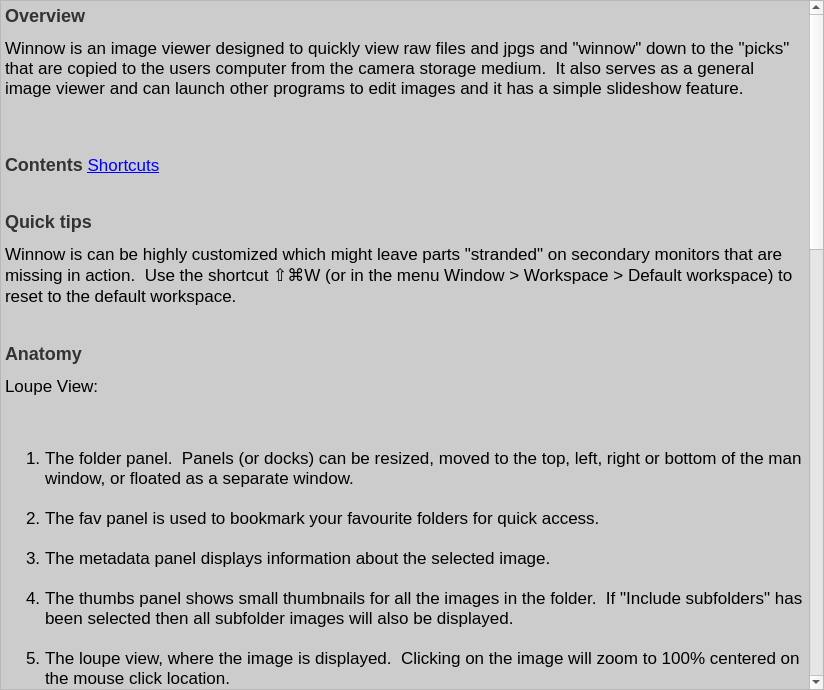
Above: helpform.ui from towhee/Winnow64 before the change. Below: the same form after it.
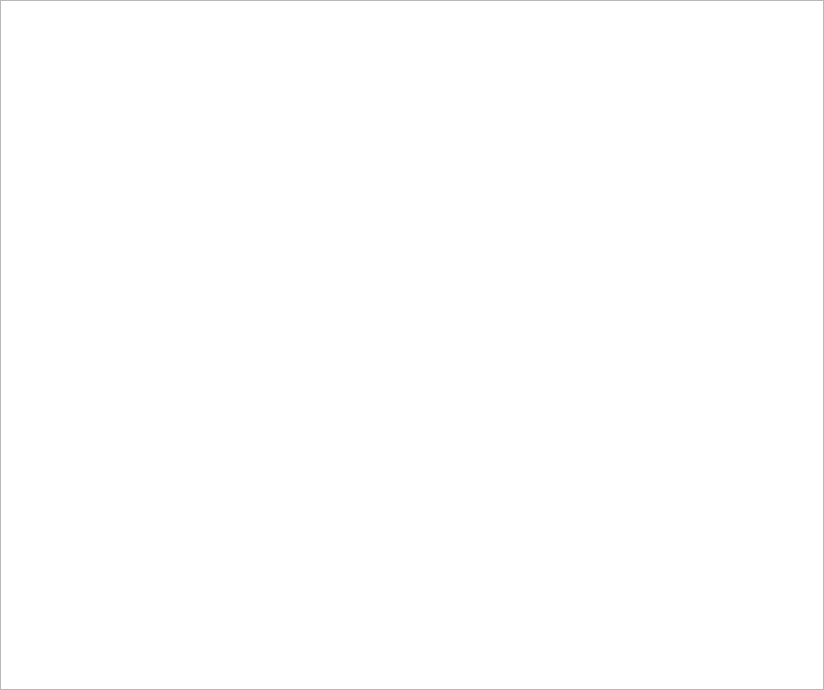
That is the form after the change. Icons and pictures are not drawn.

```diff
--- a/helpform.ui
+++ b/helpform.ui
@@ -16,6 +16,9 @@
   <property name="windowTitle">
    <string>Winnow help</string>
   </property>
+  <property name="styleSheet">
+   <string notr="true">font-size: 14px;</string>
+  </property>
   <layout class="QGridLayout" name="gridLayout">
    <property name="leftMargin">
     <number>0</number>
@@ -33,310 +36,6 @@
     <layout class="QVBoxLayout" name="verticalLayout">
      <item>
       <widget class="QTextBrowser" name="textBrowser">
-       <property name="sizePolicy">
-        <sizepolicy hsizetype="Expanding" vsizetype="Expanding">
-         <horstretch>0</horstretch>
-         <verstretch>0</verstretch>
-        </sizepolicy>
-       </property>
-       <property name="html">
-        <string>&lt;!DOCTYPE HTML PUBLIC &quot;-//W3C//DTD HTML 4.0//EN&quot; &quot;http://www.w3.org/TR/REC-html40/strict.dtd&quot;&gt;
-&lt;html&gt;&lt;head&gt;&lt;meta name=&quot;qrichtext&quot; content=&quot;1&quot; /&gt;&lt;title&gt;Winnow help&lt;/title&gt;&lt;style type=&quot;text/css&quot;&gt;
-p, li { white-space: pre-wrap; }
-&lt;/style&gt;&lt;/head&gt;&lt;body style=&quot; font-family:'.SF NS Text'; font-size:13pt; font-weight:400; font-style:normal;&quot; bgcolor=&quot;#cccccc&quot;&gt;
-&lt;p style=&quot; margin-top:16px; margin-bottom:12px; margin-left:0px; margin-right:0px; -qt-block-indent:0; text-indent:0px;&quot;&gt;&lt;span style=&quot; font-size:x-large; font-weight:600; color:#333333;&quot;&gt;Overview&lt;/span&gt;&lt;/p&gt;
-&lt;p style=&quot; margin-top:0px; margin-bottom:0px; margin-left:0px; margin-right:0px; -qt-block-indent:0; text-indent:0px;&quot;&gt;Winnow is an image viewer designed to quickly view raw files and jpgs and &amp;quot;winnow&amp;quot; down to the &amp;quot;picks&amp;quot; that are copied to the users computer from the camera storage medium.  It also serves as a general image viewer and can launch other programs to edit images and it has a simple slideshow feature.&lt;br /&gt;&lt;br /&gt;&lt;/p&gt;
-&lt;p style=&quot; margin-top:16px; margin-bottom:12px; margin-left:0px; margin-right:0px; -qt-block-indent:0; text-indent:0px;&quot;&gt;&lt;span style=&quot; font-size:x-large; font-weight:600; color:#333333;&quot;&gt;Contents&lt;/span&gt; &lt;a href=&quot;#Shortcuts&quot;&gt;&lt;span style=&quot; text-decoration: underline; color:#0000ff;&quot;&gt;Shortcuts&lt;/span&gt;&lt;/a&gt;&lt;br /&gt;&lt;/p&gt;
-&lt;p style=&quot; margin-top:16px; margin-bottom:12px; margin-left:0px; margin-right:0px; -qt-block-indent:0; text-indent:0px;&quot;&gt;&lt;span style=&quot; font-size:x-large; font-weight:600; color:#333333;&quot;&gt;Quick tips&lt;/span&gt;&lt;/p&gt;
-&lt;p style=&quot; margin-top:0px; margin-bottom:0px; margin-left:0px; margin-right:0px; -qt-block-indent:0; text-indent:0px;&quot;&gt;Winnow is can be highly customized which might leave parts &amp;quot;stranded&amp;quot; on secondary monitors that are missing in action.  Use the shortcut ⇧⌘W (or in the menu Window &amp;gt; Workspace &amp;gt; Default workspace) to reset to the default workspace.&lt;br /&gt;&lt;/p&gt;
-&lt;p style=&quot; margin-top:16px; margin-bottom:12px; margin-left:0px; margin-right:0px; -qt-block-indent:0; text-indent:0px;&quot;&gt;&lt;span style=&quot; font-size:x-large; font-weight:600; color:#333333;&quot;&gt;Anatomy&lt;/span&gt;&lt;/p&gt;
-&lt;p style=&quot; margin-top:0px; margin-bottom:0px; margin-left:0px; margin-right:0px; -qt-block-indent:0; text-indent:0px;&quot;&gt;Loupe View:&lt;br /&gt;&lt;img src=&quot;../images/Winnow%20Loupe%20View.png&quot; width=&quot;800&quot; height=&quot;549&quot; /&gt;&lt;br /&gt;&lt;/p&gt;
-&lt;ol style=&quot;margin-top: 0px; margin-bottom: 0px; margin-left: 0px; margin-right: 0px; -qt-list-indent: 1;&quot;&gt;&lt;li style=&quot; margin-top:12px; margin-bottom:0px; margin-left:0px; margin-right:0px; -qt-block-indent:0; text-indent:0px;&quot;&gt;The folder panel.  Panels (or docks) can be resized, moved to the top, left, right or bottom of the man window, or floated as a separate window.&lt;br /&gt;&lt;/li&gt;
-&lt;li style=&quot; margin-top:0px; margin-bottom:0px; margin-left:0px; margin-right:0px; -qt-block-indent:0; text-indent:0px;&quot;&gt;The fav panel is used to bookmark your favourite folders for quick access.&lt;br /&gt;&lt;/li&gt;
-&lt;li style=&quot; margin-top:0px; margin-bottom:0px; margin-left:0px; margin-right:0px; -qt-block-indent:0; text-indent:0px;&quot;&gt;The metadata panel displays information about the selected image.&lt;br /&gt;&lt;/li&gt;
-&lt;li style=&quot; margin-top:0px; margin-bottom:0px; margin-left:0px; margin-right:0px; -qt-block-indent:0; text-indent:0px;&quot;&gt;The thumbs panel shows small thumbnails for all the images in the folder.  If &amp;quot;Include subfolders&amp;quot; has been selected then all subfolder images will also be displayed.&lt;br /&gt;&lt;/li&gt;
-&lt;li style=&quot; margin-top:0px; margin-bottom:0px; margin-left:0px; margin-right:0px; -qt-block-indent:0; text-indent:0px;&quot;&gt;The loupe view, where the image is displayed.  Clicking on the image will zoom to 100% centered on the mouse click location.&lt;br /&gt;&lt;/li&gt;
-&lt;li style=&quot; margin-top:0px; margin-bottom:0px; margin-left:0px; margin-right:0px; -qt-block-indent:0; text-indent:0px;&quot;&gt;The shooting information can be toggled via the shortcut &amp;quot;I&amp;quot;.&lt;br /&gt;&lt;/li&gt;
-&lt;li style=&quot; margin-top:0px; margin-bottom:0px; margin-left:0px; margin-right:0px; -qt-block-indent:0; text-indent:0px;&quot;&gt;The thumbs up icon shows this image has been picked.  The list of images can be filtered to only show picks and only the picks are copied when &amp;quot;Ingest / Copy&amp;quot; is chosen.&lt;br /&gt;&lt;/li&gt;
-&lt;li style=&quot; margin-top:0px; margin-bottom:0px; margin-left:0px; margin-right:0px; -qt-block-indent:0; text-indent:0px;&quot;&gt;This image is the current selected (white border) and has also been picked (green border).&lt;br /&gt;&lt;/li&gt;
-&lt;li style=&quot; margin-top:0px; margin-bottom:0px; margin-left:0px; margin-right:0px; -qt-block-indent:0; text-indent:0px;&quot;&gt;This is the image cache status display.  The entire bar represents all the images in the thumb list.  The green part shows the images that have been cached and the tiny red bar shows where the current selection is situated.  Cached images display much faster.&lt;br /&gt;&lt;/li&gt;
-&lt;li style=&quot; margin-top:0px; margin-bottom:12px; margin-left:0px; margin-right:0px; -qt-block-indent:0; text-indent:0px;&quot;&gt;The cache status buttons (metadata, thumbs and full size images respectively) turn green when caching is active.   &lt;/li&gt;&lt;/ol&gt;
-&lt;p style=&quot; margin-top:12px; margin-bottom:12px; margin-left:0px; margin-right:0px; -qt-block-indent:0; text-indent:0px;&quot;&gt;Grid View:    &lt;br /&gt;&lt;img src=&quot;../images/Winnow%20Grid%20View.png&quot; width=&quot;800&quot; height=&quot;549&quot; /&gt;&lt;br /&gt;&lt;/p&gt;
-&lt;p style=&quot; margin-top:12px; margin-bottom:12px; margin-left:0px; margin-right:0px; -qt-block-indent:0; text-indent:0px;&quot;&gt;&lt;a name=&quot;Shortcuts&quot;&gt;&lt;/a&gt;&lt;span style=&quot; font-size:medium; font-weight:600;&quot;&gt;S&lt;/span&gt;&lt;span style=&quot; font-size:medium; font-weight:600;&quot;&gt;hortcuts&lt;/span&gt; &lt;/p&gt;
-&lt;table border=&quot;0&quot; style=&quot; margin-top:0px; margin-bottom:0px; margin-left:0px; margin-right:0px;&quot; width=&quot;800&quot; cellspacing=&quot;0&quot; cellpadding=&quot;0&quot;&gt;
-&lt;tr&gt;
-&lt;td width=&quot;300&quot; style=&quot; vertical-align:top;&quot;&gt;
-&lt;p style=&quot; margin-top:0px; margin-bottom:0px; margin-left:0px; margin-right:0px; -qt-block-indent:0; text-indent:0px;&quot;&gt;File Actions&lt;br /&gt;&lt;/p&gt;&lt;/td&gt;
-&lt;td width=&quot;100&quot; style=&quot; vertical-align:top;&quot;&gt;
-&lt;p style=&quot; margin-top:0px; margin-bottom:0px; margin-left:0px; margin-right:0px; -qt-block-indent:0; text-indent:0px;&quot;&gt;&lt;br /&gt;&lt;/p&gt;&lt;/td&gt;
-&lt;td width=&quot;300&quot; style=&quot; vertical-align:top;&quot;&gt;
-&lt;p style=&quot; margin-top:0px; margin-bottom:0px; margin-left:0px; margin-right:0px; -qt-block-indent:0; text-indent:0px;&quot;&gt;View Actions&lt;br /&gt;&lt;/p&gt;&lt;/td&gt;
-&lt;td width=&quot;100&quot; style=&quot; vertical-align:top;&quot;&gt;
-&lt;p style=&quot; margin-top:0px; margin-bottom:0px; margin-left:0px; margin-right:0px; -qt-block-indent:0; text-indent:0px;&quot;&gt;&lt;br /&gt;&lt;/p&gt;&lt;/td&gt;&lt;/tr&gt;
-&lt;tr&gt;
-&lt;td style=&quot; vertical-align:top;&quot;&gt;
-&lt;p style=&quot; margin-top:0px; margin-bottom:0px; margin-left:0px; margin-right:0px; -qt-block-indent:0; text-indent:0px;&quot;&gt;&lt;span style=&quot; color:#666666;&quot;&gt;  Open a folder .................................................&lt;br /&gt;&lt;/span&gt;&lt;/p&gt;&lt;/td&gt;
-&lt;td style=&quot; vertical-align:top;&quot;&gt;
-&lt;p style=&quot; margin-top:0px; margin-bottom:0px; margin-left:0px; margin-right:0px; -qt-block-indent:0; text-indent:0px;&quot;&gt;&lt;span style=&quot; color:#3366ff;&quot;&gt;O&lt;br /&gt;&lt;/span&gt;&lt;/p&gt;&lt;/td&gt;
-&lt;td style=&quot; vertical-align:top;&quot;&gt;
-&lt;p style=&quot; margin-top:0px; margin-bottom:0px; margin-left:0px; margin-right:0px; -qt-block-indent:0; text-indent:0px;&quot;&gt;&lt;span style=&quot; color:#666666;&quot;&gt;  Loupe view ....................................................&lt;br /&gt;&lt;/span&gt;&lt;/p&gt;&lt;/td&gt;
-&lt;td style=&quot; vertical-align:top;&quot;&gt;
-&lt;p style=&quot; margin-top:0px; margin-bottom:0px; margin-left:0px; margin-right:0px; -qt-block-indent:0; text-indent:0px;&quot;&gt;&lt;span style=&quot; color:#3366ff;&quot;&gt;E&lt;br /&gt;&lt;/span&gt;&lt;/p&gt;&lt;/td&gt;&lt;/tr&gt;
-&lt;tr&gt;
-&lt;td style=&quot; vertical-align:top;&quot;&gt;
-&lt;p style=&quot; margin-top:0px; margin-bottom:0px; margin-left:0px; margin-right:0px; -qt-block-indent:0; text-indent:0px;&quot;&gt;&lt;span style=&quot; color:#666666;&quot;&gt;  Ingest/copy picks ...........................................&lt;br /&gt;&lt;/span&gt;&lt;/p&gt;&lt;/td&gt;
-&lt;td style=&quot; vertical-align:top;&quot;&gt;
-&lt;p style=&quot; margin-top:0px; margin-bottom:0px; margin-left:0px; margin-right:0px; -qt-block-indent:0; text-indent:0px;&quot;&gt;&lt;span style=&quot; color:#3366ff;&quot;&gt;Q&lt;br /&gt;&lt;/span&gt;&lt;/p&gt;&lt;/td&gt;
-&lt;td style=&quot; vertical-align:top;&quot;&gt;
-&lt;p style=&quot; margin-top:0px; margin-bottom:0px; margin-left:0px; margin-right:0px; -qt-block-indent:0; text-indent:0px;&quot;&gt;&lt;span style=&quot; color:#666666;&quot;&gt;  Grid view .......................................................&lt;br /&gt;&lt;/span&gt;&lt;/p&gt;&lt;/td&gt;
-&lt;td style=&quot; vertical-align:top;&quot;&gt;
-&lt;p style=&quot; margin-top:0px; margin-bottom:0px; margin-left:0px; margin-right:0px; -qt-block-indent:0; text-indent:0px;&quot;&gt;&lt;span style=&quot; color:#3366ff;&quot;&gt;G&lt;br /&gt;&lt;/span&gt;&lt;/p&gt;&lt;/td&gt;&lt;/tr&gt;
-&lt;tr&gt;
-&lt;td style=&quot; vertical-align:top;&quot;&gt;
-&lt;p style=&quot; margin-top:0px; margin-bottom:0px; margin-left:0px; margin-right:0px; -qt-block-indent:0; text-indent:0px;&quot;&gt;&lt;span style=&quot; color:#666666;&quot;&gt;  Toggle pick image ......................................... &lt;/span&gt;&lt;/p&gt;&lt;/td&gt;
-&lt;td style=&quot; vertical-align:top;&quot;&gt;
-&lt;p style=&quot; margin-top:0px; margin-bottom:0px; margin-left:0px; margin-right:0px; -qt-block-indent:0; text-indent:0px;&quot;&gt;&lt;span style=&quot; color:#3366ff;&quot;&gt;`&lt;/span&gt;&lt;br /&gt;&lt;/p&gt;&lt;/td&gt;
-&lt;td style=&quot; vertical-align:top;&quot;&gt;
-&lt;p style=&quot; margin-top:0px; margin-bottom:0px; margin-left:0px; margin-right:0px; -qt-block-indent:0; text-indent:0px;&quot;&gt;&lt;span style=&quot; color:#666666;&quot;&gt;  Compare view ................................................&lt;br /&gt;&lt;/span&gt;&lt;/p&gt;&lt;/td&gt;
-&lt;td style=&quot; vertical-align:top;&quot;&gt;
-&lt;p style=&quot; margin-top:0px; margin-bottom:0px; margin-left:0px; margin-right:0px; -qt-block-indent:0; text-indent:0px;&quot;&gt;&lt;span style=&quot; color:#3366ff;&quot;&gt;C&lt;br /&gt;&lt;/span&gt;&lt;/p&gt;&lt;/td&gt;&lt;/tr&gt;
-&lt;tr&gt;
-&lt;td style=&quot; vertical-align:top;&quot;&gt;
-&lt;p style=&quot; margin-top:0px; margin-bottom:0px; margin-left:0px; margin-right:0px; -qt-block-indent:0; text-indent:0px;&quot;&gt;  &lt;span style=&quot; color:#666666;&quot;&gt;Reveal in Explorer/Finder .............................&lt;/span&gt;&lt;br /&gt;&lt;/p&gt;&lt;/td&gt;
-&lt;td style=&quot; vertical-align:top;&quot;&gt;
-&lt;p style=&quot; margin-top:0px; margin-bottom:0px; margin-left:0px; margin-right:0px; -qt-block-indent:0; text-indent:0px;&quot;&gt;&lt;span style=&quot; color:#3366ff;&quot;&gt;⌘F&lt;/span&gt;&lt;br /&gt;&lt;/p&gt;&lt;/td&gt;
-&lt;td style=&quot; vertical-align:top;&quot;&gt;
-&lt;p style=&quot; margin-top:0px; margin-bottom:0px; margin-left:0px; margin-right:0px; -qt-block-indent:0; text-indent:0px;&quot;&gt;&lt;span style=&quot; color:#666666;&quot;&gt;  Show/hide shooting info ................................&lt;br /&gt;&lt;/span&gt;&lt;/p&gt;&lt;/td&gt;
-&lt;td style=&quot; vertical-align:top;&quot;&gt;
-&lt;p style=&quot; margin-top:0px; margin-bottom:0px; margin-left:0px; margin-right:0px; -qt-block-indent:0; text-indent:0px;&quot;&gt;&lt;span style=&quot; color:#3366ff;&quot;&gt;I&lt;br /&gt;&lt;/span&gt;&lt;/p&gt;&lt;/td&gt;&lt;/tr&gt;
-&lt;tr&gt;
-&lt;td style=&quot; vertical-align:top;&quot;&gt;
-&lt;p style=&quot; margin-top:0px; margin-bottom:0px; margin-left:0px; margin-right:0px; -qt-block-indent:0; text-indent:0px;&quot;&gt;&lt;br /&gt;&lt;/p&gt;&lt;/td&gt;
-&lt;td style=&quot; vertical-align:top;&quot;&gt;
-&lt;p style=&quot; margin-top:0px; margin-bottom:0px; margin-left:0px; margin-right:0px; -qt-block-indent:0; text-indent:0px;&quot;&gt;&lt;br /&gt;&lt;/p&gt;&lt;/td&gt;
-&lt;td style=&quot; vertical-align:top;&quot;&gt;
-&lt;p style=&quot; margin-top:0px; margin-bottom:0px; margin-left:0px; margin-right:0px; -qt-block-indent:0; text-indent:0px;&quot;&gt;  &lt;br /&gt;&lt;/p&gt;&lt;/td&gt;
-&lt;td style=&quot; vertical-align:top;&quot;&gt;
-&lt;p style=&quot; margin-top:0px; margin-bottom:0px; margin-left:0px; margin-right:0px; -qt-block-indent:0; text-indent:0px;&quot;&gt;&lt;br /&gt;&lt;/p&gt;&lt;/td&gt;&lt;/tr&gt;
-&lt;tr&gt;
-&lt;td style=&quot; vertical-align:top;&quot;&gt;
-&lt;p style=&quot; margin-top:0px; margin-bottom:0px; margin-left:0px; margin-right:0px; -qt-block-indent:0; text-indent:0px;&quot;&gt;&lt;br /&gt;&lt;/p&gt;&lt;/td&gt;
-&lt;td style=&quot; vertical-align:top;&quot;&gt;
-&lt;p style=&quot; margin-top:0px; margin-bottom:0px; margin-left:0px; margin-right:0px; -qt-block-indent:0; text-indent:0px;&quot;&gt;&lt;br /&gt;&lt;/p&gt;&lt;/td&gt;
-&lt;td style=&quot; vertical-align:top;&quot;&gt;
-&lt;p style=&quot; margin-top:0px; margin-bottom:0px; margin-left:0px; margin-right:0px; -qt-block-indent:0; text-indent:0px;&quot;&gt;&lt;br /&gt;&lt;/p&gt;&lt;/td&gt;
-&lt;td style=&quot; vertical-align:top;&quot;&gt;
-&lt;p style=&quot; margin-top:0px; margin-bottom:0px; margin-left:0px; margin-right:0px; -qt-block-indent:0; text-indent:0px;&quot;&gt;&lt;br /&gt;&lt;/p&gt;&lt;/td&gt;&lt;/tr&gt;
-&lt;tr&gt;
-&lt;td style=&quot; vertical-align:top;&quot;&gt;
-&lt;p style=&quot; margin-top:0px; margin-bottom:0px; margin-left:0px; margin-right:0px; -qt-block-indent:0; text-indent:0px;&quot;&gt;&lt;br /&gt;&lt;/p&gt;&lt;/td&gt;
-&lt;td style=&quot; vertical-align:top;&quot;&gt;
-&lt;p style=&quot; margin-top:0px; margin-bottom:0px; margin-left:0px; margin-right:0px; -qt-block-indent:0; text-indent:0px;&quot;&gt;&lt;br /&gt;&lt;/p&gt;&lt;/td&gt;
-&lt;td style=&quot; vertical-align:top;&quot;&gt;
-&lt;p style=&quot; margin-top:0px; margin-bottom:0px; margin-left:0px; margin-right:0px; -qt-block-indent:0; text-indent:0px;&quot;&gt;&lt;br /&gt;&lt;/p&gt;&lt;/td&gt;
-&lt;td style=&quot; vertical-align:top;&quot;&gt;
-&lt;p style=&quot; margin-top:0px; margin-bottom:0px; margin-left:0px; margin-right:0px; -qt-block-indent:0; text-indent:0px;&quot;&gt;&lt;br /&gt;&lt;/p&gt;&lt;/td&gt;&lt;/tr&gt;
-&lt;tr&gt;
-&lt;td style=&quot; vertical-align:top;&quot;&gt;
-&lt;p style=&quot; margin-top:0px; margin-bottom:0px; margin-left:0px; margin-right:0px; -qt-block-indent:0; text-indent:0px;&quot;&gt;&lt;br /&gt;&lt;/p&gt;&lt;/td&gt;
-&lt;td style=&quot; vertical-align:top;&quot;&gt;
-&lt;p style=&quot; margin-top:0px; margin-bottom:0px; margin-left:0px; margin-right:0px; -qt-block-indent:0; text-indent:0px;&quot;&gt;&lt;br /&gt;&lt;/p&gt;&lt;/td&gt;
-&lt;td style=&quot; vertical-align:top;&quot;&gt;
-&lt;p style=&quot; margin-top:0px; margin-bottom:0px; margin-left:0px; margin-right:0px; -qt-block-indent:0; text-indent:0px;&quot;&gt;&lt;br /&gt;&lt;/p&gt;&lt;/td&gt;
-&lt;td style=&quot; vertical-align:top;&quot;&gt;
-&lt;p style=&quot; margin-top:0px; margin-bottom:0px; margin-left:0px; margin-right:0px; -qt-block-indent:0; text-indent:0px;&quot;&gt;&lt;br /&gt;&lt;/p&gt;&lt;/td&gt;&lt;/tr&gt;
-&lt;tr&gt;
-&lt;td style=&quot; vertical-align:top;&quot;&gt;
-&lt;p style=&quot; margin-top:0px; margin-bottom:0px; margin-left:0px; margin-right:0px; -qt-block-indent:0; text-indent:0px;&quot;&gt;&lt;br /&gt;&lt;/p&gt;&lt;/td&gt;
-&lt;td style=&quot; vertical-align:top;&quot;&gt;
-&lt;p style=&quot; margin-top:0px; margin-bottom:0px; margin-left:0px; margin-right:0px; -qt-block-indent:0; text-indent:0px;&quot;&gt;&lt;br /&gt;&lt;/p&gt;&lt;/td&gt;
-&lt;td style=&quot; vertical-align:top;&quot;&gt;
-&lt;p style=&quot; margin-top:0px; margin-bottom:0px; margin-left:0px; margin-right:0px; -qt-block-indent:0; text-indent:0px;&quot;&gt;&lt;br /&gt;&lt;/p&gt;&lt;/td&gt;
-&lt;td style=&quot; vertical-align:top;&quot;&gt;
-&lt;p style=&quot; margin-top:0px; margin-bottom:0px; margin-left:0px; margin-right:0px; -qt-block-indent:0; text-indent:0px;&quot;&gt;&lt;br /&gt;&lt;/p&gt;&lt;/td&gt;&lt;/tr&gt;
-&lt;tr&gt;
-&lt;td style=&quot; vertical-align:top;&quot;&gt;
-&lt;p style=&quot; margin-top:0px; margin-bottom:0px; margin-left:0px; margin-right:0px; -qt-block-indent:0; text-indent:0px;&quot;&gt;&lt;br /&gt;&lt;/p&gt;&lt;/td&gt;
-&lt;td style=&quot; vertical-align:top;&quot;&gt;
-&lt;p style=&quot; margin-top:0px; margin-bottom:0px; margin-left:0px; margin-right:0px; -qt-block-indent:0; text-indent:0px;&quot;&gt;&lt;br /&gt;&lt;/p&gt;&lt;/td&gt;
-&lt;td style=&quot; vertical-align:top;&quot;&gt;
-&lt;p style=&quot; margin-top:0px; margin-bottom:0px; margin-left:0px; margin-right:0px; -qt-block-indent:0; text-indent:0px;&quot;&gt;&lt;br /&gt;&lt;/p&gt;&lt;/td&gt;
-&lt;td style=&quot; vertical-align:top;&quot;&gt;
-&lt;p style=&quot; margin-top:0px; margin-bottom:0px; margin-left:0px; margin-right:0px; -qt-block-indent:0; text-indent:0px;&quot;&gt;&lt;br /&gt;&lt;/p&gt;&lt;/td&gt;&lt;/tr&gt;
-&lt;tr&gt;
-&lt;td style=&quot; vertical-align:top;&quot;&gt;
-&lt;p style=&quot; margin-top:0px; margin-bottom:0px; margin-left:0px; margin-right:0px; -qt-block-indent:0; text-indent:0px;&quot;&gt;&lt;br /&gt;&lt;/p&gt;&lt;/td&gt;
-&lt;td style=&quot; vertical-align:top;&quot;&gt;
-&lt;p style=&quot; margin-top:0px; margin-bottom:0px; margin-left:0px; margin-right:0px; -qt-block-indent:0; text-indent:0px;&quot;&gt;&lt;br /&gt;&lt;/p&gt;&lt;/td&gt;
-&lt;td style=&quot; vertical-align:top;&quot;&gt;
-&lt;p style=&quot; margin-top:0px; margin-bottom:0px; margin-left:0px; margin-right:0px; -qt-block-indent:0; text-indent:0px;&quot;&gt;&lt;br /&gt;&lt;/p&gt;&lt;/td&gt;
-&lt;td style=&quot; vertical-align:top;&quot;&gt;
-&lt;p style=&quot; margin-top:0px; margin-bottom:0px; margin-left:0px; margin-right:0px; -qt-block-indent:0; text-indent:0px;&quot;&gt;&lt;br /&gt;&lt;/p&gt;&lt;/td&gt;&lt;/tr&gt;
-&lt;tr&gt;
-&lt;td style=&quot; vertical-align:top;&quot;&gt;
-&lt;p style=&quot; margin-top:0px; margin-bottom:0px; margin-left:0px; margin-right:0px; -qt-block-indent:0; text-indent:0px;&quot;&gt;&lt;br /&gt;&lt;/p&gt;&lt;/td&gt;
-&lt;td style=&quot; vertical-align:top;&quot;&gt;
-&lt;p style=&quot; margin-top:0px; margin-bottom:0px; margin-left:0px; margin-right:0px; -qt-block-indent:0; text-indent:0px;&quot;&gt;&lt;br /&gt;&lt;/p&gt;&lt;/td&gt;
-&lt;td style=&quot; vertical-align:top;&quot;&gt;
-&lt;p style=&quot; margin-top:0px; margin-bottom:0px; margin-left:0px; margin-right:0px; -qt-block-indent:0; text-indent:0px;&quot;&gt;&lt;br /&gt;&lt;/p&gt;&lt;/td&gt;
-&lt;td style=&quot; vertical-align:top;&quot;&gt;
-&lt;p style=&quot; margin-top:0px; margin-bottom:0px; margin-left:0px; margin-right:0px; -qt-block-indent:0; text-indent:0px;&quot;&gt;&lt;br /&gt;&lt;/p&gt;&lt;/td&gt;&lt;/tr&gt;
-&lt;tr&gt;
-&lt;td style=&quot; vertical-align:top;&quot;&gt;
-&lt;p style=&quot; margin-top:0px; margin-bottom:0px; margin-left:0px; margin-right:0px; -qt-block-indent:0; text-indent:0px;&quot;&gt;&lt;br /&gt;&lt;/p&gt;&lt;/td&gt;
-&lt;td style=&quot; vertical-align:top;&quot;&gt;
-&lt;p style=&quot; margin-top:0px; margin-bottom:0px; margin-left:0px; margin-right:0px; -qt-block-indent:0; text-indent:0px;&quot;&gt;&lt;br /&gt;&lt;/p&gt;&lt;/td&gt;
-&lt;td style=&quot; vertical-align:top;&quot;&gt;
-&lt;p style=&quot; margin-top:0px; margin-bottom:0px; margin-left:0px; margin-right:0px; -qt-block-indent:0; text-indent:0px;&quot;&gt;&lt;br /&gt;&lt;/p&gt;&lt;/td&gt;
-&lt;td style=&quot; vertical-align:top;&quot;&gt;
-&lt;p style=&quot; margin-top:0px; margin-bottom:0px; margin-left:0px; margin-right:0px; -qt-block-indent:0; text-indent:0px;&quot;&gt;&lt;br /&gt;&lt;/p&gt;&lt;/td&gt;&lt;/tr&gt;
-&lt;tr&gt;
-&lt;td style=&quot; vertical-align:top;&quot;&gt;
-&lt;p style=&quot; margin-top:0px; margin-bottom:0px; margin-left:0px; margin-right:0px; -qt-block-indent:0; text-indent:0px;&quot;&gt;&lt;br /&gt;&lt;/p&gt;&lt;/td&gt;
-&lt;td style=&quot; vertical-align:top;&quot;&gt;
-&lt;p style=&quot; margin-top:0px; margin-bottom:0px; margin-left:0px; margin-right:0px; -qt-block-indent:0; text-indent:0px;&quot;&gt;&lt;br /&gt;&lt;/p&gt;&lt;/td&gt;
-&lt;td style=&quot; vertical-align:top;&quot;&gt;
-&lt;p style=&quot; margin-top:0px; margin-bottom:0px; margin-left:0px; margin-right:0px; -qt-block-indent:0; text-indent:0px;&quot;&gt;&lt;br /&gt;&lt;/p&gt;&lt;/td&gt;
-&lt;td style=&quot; vertical-align:top;&quot;&gt;
-&lt;p style=&quot; margin-top:0px; margin-bottom:0px; margin-left:0px; margin-right:0px; -qt-block-indent:0; text-indent:0px;&quot;&gt;&lt;br /&gt;&lt;/p&gt;&lt;/td&gt;&lt;/tr&gt;
-&lt;tr&gt;
-&lt;td style=&quot; vertical-align:top;&quot;&gt;
-&lt;p style=&quot; margin-top:0px; margin-bottom:0px; margin-left:0px; margin-right:0px; -qt-block-indent:0; text-indent:0px;&quot;&gt;&lt;br /&gt;&lt;/p&gt;&lt;/td&gt;
-&lt;td style=&quot; vertical-align:top;&quot;&gt;
-&lt;p style=&quot; margin-top:0px; margin-bottom:0px; margin-left:0px; margin-right:0px; -qt-block-indent:0; text-indent:0px;&quot;&gt;&lt;br /&gt;&lt;/p&gt;&lt;/td&gt;
-&lt;td style=&quot; vertical-align:top;&quot;&gt;
-&lt;p style=&quot; margin-top:0px; margin-bottom:0px; margin-left:0px; margin-right:0px; -qt-block-indent:0; text-indent:0px;&quot;&gt;&lt;br /&gt;&lt;/p&gt;&lt;/td&gt;
-&lt;td style=&quot; vertical-align:top;&quot;&gt;
-&lt;p style=&quot; margin-top:0px; margin-bottom:0px; margin-left:0px; margin-right:0px; -qt-block-indent:0; text-indent:0px;&quot;&gt;&lt;br /&gt;&lt;/p&gt;&lt;/td&gt;&lt;/tr&gt;
-&lt;tr&gt;
-&lt;td style=&quot; vertical-align:top;&quot;&gt;
-&lt;p style=&quot; margin-top:0px; margin-bottom:0px; margin-left:0px; margin-right:0px; -qt-block-indent:0; text-indent:0px;&quot;&gt;&lt;br /&gt;&lt;/p&gt;&lt;/td&gt;
-&lt;td style=&quot; vertical-align:top;&quot;&gt;
-&lt;p style=&quot; margin-top:0px; margin-bottom:0px; margin-left:0px; margin-right:0px; -qt-block-indent:0; text-indent:0px;&quot;&gt;&lt;br /&gt;&lt;/p&gt;&lt;/td&gt;
-&lt;td style=&quot; vertical-align:top;&quot;&gt;
-&lt;p style=&quot; margin-top:0px; margin-bottom:0px; margin-left:0px; margin-right:0px; -qt-block-indent:0; text-indent:0px;&quot;&gt;&lt;br /&gt;&lt;/p&gt;&lt;/td&gt;
-&lt;td style=&quot; vertical-align:top;&quot;&gt;
-&lt;p style=&quot; margin-top:0px; margin-bottom:0px; margin-left:0px; margin-right:0px; -qt-block-indent:0; text-indent:0px;&quot;&gt;&lt;br /&gt;&lt;/p&gt;&lt;/td&gt;&lt;/tr&gt;
-&lt;tr&gt;
-&lt;td style=&quot; vertical-align:top;&quot;&gt;
-&lt;p style=&quot; margin-top:0px; margin-bottom:0px; margin-left:0px; margin-right:0px; -qt-block-indent:0; text-indent:0px;&quot;&gt;&lt;br /&gt;&lt;/p&gt;&lt;/td&gt;
-&lt;td style=&quot; vertical-align:top;&quot;&gt;
-&lt;p style=&quot; margin-top:0px; margin-bottom:0px; margin-left:0px; margin-right:0px; -qt-block-indent:0; text-indent:0px;&quot;&gt;&lt;br /&gt;&lt;/p&gt;&lt;/td&gt;
-&lt;td style=&quot; vertical-align:top;&quot;&gt;
-&lt;p style=&quot; margin-top:0px; margin-bottom:0px; margin-left:0px; margin-right:0px; -qt-block-indent:0; text-indent:0px;&quot;&gt;&lt;br /&gt;&lt;/p&gt;&lt;/td&gt;
-&lt;td style=&quot; vertical-align:top;&quot;&gt;
-&lt;p style=&quot; margin-top:0px; margin-bottom:0px; margin-left:0px; margin-right:0px; -qt-block-indent:0; text-indent:0px;&quot;&gt;&lt;br /&gt;&lt;/p&gt;&lt;/td&gt;&lt;/tr&gt;
-&lt;tr&gt;
-&lt;td style=&quot; vertical-align:top;&quot;&gt;
-&lt;p style=&quot; margin-top:0px; margin-bottom:0px; margin-left:0px; margin-right:0px; -qt-block-indent:0; text-indent:0px;&quot;&gt;&lt;br /&gt;&lt;/p&gt;&lt;/td&gt;
-&lt;td style=&quot; vertical-align:top;&quot;&gt;
-&lt;p style=&quot; margin-top:0px; margin-bottom:0px; margin-left:0px; margin-right:0px; -qt-block-indent:0; text-indent:0px;&quot;&gt;&lt;br /&gt;&lt;/p&gt;&lt;/td&gt;
-&lt;td style=&quot; vertical-align:top;&quot;&gt;
-&lt;p style=&quot; margin-top:0px; margin-bottom:0px; margin-left:0px; margin-right:0px; -qt-block-indent:0; text-indent:0px;&quot;&gt;&lt;br /&gt;&lt;/p&gt;&lt;/td&gt;
-&lt;td style=&quot; vertical-align:top;&quot;&gt;
-&lt;p style=&quot; margin-top:0px; margin-bottom:0px; margin-left:0px; margin-right:0px; -qt-block-indent:0; text-indent:0px;&quot;&gt;&lt;br /&gt;&lt;/p&gt;&lt;/td&gt;&lt;/tr&gt;
-&lt;tr&gt;
-&lt;td style=&quot; vertical-align:top;&quot;&gt;
-&lt;p style=&quot; margin-top:0px; margin-bottom:0px; margin-left:0px; margin-right:0px; -qt-block-indent:0; text-indent:0px;&quot;&gt;&lt;br /&gt;&lt;/p&gt;&lt;/td&gt;
-&lt;td style=&quot; vertical-align:top;&quot;&gt;
-&lt;p style=&quot; margin-top:0px; margin-bottom:0px; margin-left:0px; margin-right:0px; -qt-block-indent:0; text-indent:0px;&quot;&gt;&lt;br /&gt;&lt;/p&gt;&lt;/td&gt;
-&lt;td style=&quot; vertical-align:top;&quot;&gt;
-&lt;p style=&quot; margin-top:0px; margin-bottom:0px; margin-left:0px; margin-right:0px; -qt-block-indent:0; text-indent:0px;&quot;&gt;&lt;br /&gt;&lt;/p&gt;&lt;/td&gt;
-&lt;td style=&quot; vertical-align:top;&quot;&gt;
-&lt;p style=&quot; margin-top:0px; margin-bottom:0px; margin-left:0px; margin-right:0px; -qt-block-indent:0; text-indent:0px;&quot;&gt;&lt;br /&gt;&lt;/p&gt;&lt;/td&gt;&lt;/tr&gt;
-&lt;tr&gt;
-&lt;td style=&quot; vertical-align:top;&quot;&gt;
-&lt;p style=&quot; margin-top:0px; margin-bottom:0px; margin-left:0px; margin-right:0px; -qt-block-indent:0; text-indent:0px;&quot;&gt;&lt;br /&gt;&lt;/p&gt;&lt;/td&gt;
-&lt;td style=&quot; vertical-align:top;&quot;&gt;
-&lt;p style=&quot; margin-top:0px; margin-bottom:0px; margin-left:0px; margin-right:0px; -qt-block-indent:0; text-indent:0px;&quot;&gt;&lt;br /&gt;&lt;/p&gt;&lt;/td&gt;
-&lt;td style=&quot; vertical-align:top;&quot;&gt;
-&lt;p style=&quot; margin-top:0px; margin-bottom:0px; margin-left:0px; margin-right:0px; -qt-block-indent:0; text-indent:0px;&quot;&gt;&lt;br /&gt;&lt;/p&gt;&lt;/td&gt;
-&lt;td style=&quot; vertical-align:top;&quot;&gt;
-&lt;p style=&quot; margin-top:0px; margin-bottom:0px; margin-left:0px; margin-right:0px; -qt-block-indent:0; text-indent:0px;&quot;&gt;&lt;br /&gt;&lt;/p&gt;&lt;/td&gt;&lt;/tr&gt;
-&lt;tr&gt;
-&lt;td style=&quot; vertical-align:top;&quot;&gt;
-&lt;p style=&quot; margin-top:0px; margin-bottom:0px; margin-left:0px; margin-right:0px; -qt-block-indent:0; text-indent:0px;&quot;&gt;&lt;br /&gt;&lt;/p&gt;&lt;/td&gt;
-&lt;td style=&quot; vertical-align:top;&quot;&gt;
-&lt;p style=&quot; margin-top:0px; margin-bottom:0px; margin-left:0px; margin-right:0px; -qt-block-indent:0; text-indent:0px;&quot;&gt;&lt;br /&gt;&lt;/p&gt;&lt;/td&gt;
-&lt;td style=&quot; vertical-align:top;&quot;&gt;
-&lt;p style=&quot; margin-top:0px; margin-bottom:0px; margin-left:0px; margin-right:0px; -qt-block-indent:0; text-indent:0px;&quot;&gt;&lt;br /&gt;&lt;/p&gt;&lt;/td&gt;
-&lt;td style=&quot; vertical-align:top;&quot;&gt;
-&lt;p style=&quot; margin-top:0px; margin-bottom:0px; margin-left:0px; margin-right:0px; -qt-block-indent:0; text-indent:0px;&quot;&gt;&lt;br /&gt;&lt;/p&gt;&lt;/td&gt;&lt;/tr&gt;
-&lt;tr&gt;
-&lt;td style=&quot; vertical-align:top;&quot;&gt;
-&lt;p style=&quot; margin-top:0px; margin-bottom:0px; margin-left:0px; margin-right:0px; -qt-block-indent:0; text-indent:0px;&quot;&gt;&lt;br /&gt;&lt;/p&gt;&lt;/td&gt;
-&lt;td style=&quot; vertical-align:top;&quot;&gt;
-&lt;p style=&quot; margin-top:0px; margin-bottom:0px; margin-left:0px; margin-right:0px; -qt-block-indent:0; text-indent:0px;&quot;&gt;&lt;br /&gt;&lt;/p&gt;&lt;/td&gt;
-&lt;td style=&quot; vertical-align:top;&quot;&gt;
-&lt;p style=&quot; margin-top:0px; margin-bottom:0px; margin-left:0px; margin-right:0px; -qt-block-indent:0; text-indent:0px;&quot;&gt;&lt;br /&gt;&lt;/p&gt;&lt;/td&gt;
-&lt;td style=&quot; vertical-align:top;&quot;&gt;
-&lt;p style=&quot; margin-top:0px; margin-bottom:0px; margin-left:0px; margin-right:0px; -qt-block-indent:0; text-indent:0px;&quot;&gt;&lt;br /&gt;&lt;/p&gt;&lt;/td&gt;&lt;/tr&gt;
-&lt;tr&gt;
-&lt;td style=&quot; vertical-align:top;&quot;&gt;
-&lt;p style=&quot; margin-top:0px; margin-bottom:0px; margin-left:0px; margin-right:0px; -qt-block-indent:0; text-indent:0px;&quot;&gt;&lt;br /&gt;&lt;/p&gt;&lt;/td&gt;
-&lt;td style=&quot; vertical-align:top;&quot;&gt;
-&lt;p style=&quot; margin-top:0px; margin-bottom:0px; margin-left:0px; margin-right:0px; -qt-block-indent:0; text-indent:0px;&quot;&gt;&lt;br /&gt;&lt;/p&gt;&lt;/td&gt;
-&lt;td style=&quot; vertical-align:top;&quot;&gt;
-&lt;p style=&quot; margin-top:0px; margin-bottom:0px; margin-left:0px; margin-right:0px; -qt-block-indent:0; text-indent:0px;&quot;&gt;&lt;br /&gt;&lt;/p&gt;&lt;/td&gt;
-&lt;td style=&quot; vertical-align:top;&quot;&gt;
-&lt;p style=&quot; margin-top:0px; margin-bottom:0px; margin-left:0px; margin-right:0px; -qt-block-indent:0; text-indent:0px;&quot;&gt;&lt;br /&gt;&lt;/p&gt;&lt;/td&gt;&lt;/tr&gt;
-&lt;tr&gt;
-&lt;td style=&quot; vertical-align:top;&quot;&gt;
-&lt;p style=&quot; margin-top:0px; margin-bottom:0px; margin-left:0px; margin-right:0px; -qt-block-indent:0; text-indent:0px;&quot;&gt;&lt;br /&gt;&lt;/p&gt;&lt;/td&gt;
-&lt;td style=&quot; vertical-align:top;&quot;&gt;
-&lt;p style=&quot; margin-top:0px; margin-bottom:0px; margin-left:0px; margin-right:0px; -qt-block-indent:0; text-indent:0px;&quot;&gt;&lt;br /&gt;&lt;/p&gt;&lt;/td&gt;
-&lt;td style=&quot; vertical-align:top;&quot;&gt;
-&lt;p style=&quot; margin-top:0px; margin-bottom:0px; margin-left:0px; margin-right:0px; -qt-block-indent:0; text-indent:0px;&quot;&gt;&lt;br /&gt;&lt;/p&gt;&lt;/td&gt;
-&lt;td style=&quot; vertical-align:top;&quot;&gt;
-&lt;p style=&quot; margin-top:0px; margin-bottom:0px; margin-left:0px; margin-right:0px; -qt-block-indent:0; text-indent:0px;&quot;&gt;&lt;br /&gt;&lt;/p&gt;&lt;/td&gt;&lt;/tr&gt;
-&lt;tr&gt;
-&lt;td style=&quot; vertical-align:top;&quot;&gt;
-&lt;p style=&quot; margin-top:0px; margin-bottom:0px; margin-left:0px; margin-right:0px; -qt-block-indent:0; text-indent:0px;&quot;&gt;&lt;br /&gt;&lt;/p&gt;&lt;/td&gt;
-&lt;td style=&quot; vertical-align:top;&quot;&gt;
-&lt;p style=&quot; margin-top:0px; margin-bottom:0px; margin-left:0px; margin-right:0px; -qt-block-indent:0; text-indent:0px;&quot;&gt;&lt;br /&gt;&lt;/p&gt;&lt;/td&gt;
-&lt;td style=&quot; vertical-align:top;&quot;&gt;
-&lt;p style=&quot; margin-top:0px; margin-bottom:0px; margin-left:0px; margin-right:0px; -qt-block-indent:0; text-indent:0px;&quot;&gt;&lt;br /&gt;&lt;/p&gt;&lt;/td&gt;
-&lt;td style=&quot; vertical-align:top;&quot;&gt;
-&lt;p style=&quot; margin-top:0px; margin-bottom:0px; margin-left:0px; margin-right:0px; -qt-block-indent:0; text-indent:0px;&quot;&gt;&lt;br /&gt;&lt;/p&gt;&lt;/td&gt;&lt;/tr&gt;
-&lt;tr&gt;
-&lt;td style=&quot; vertical-align:top;&quot;&gt;
-&lt;p style=&quot; margin-top:0px; margin-bottom:0px; margin-left:0px; margin-right:0px; -qt-block-indent:0; text-indent:0px;&quot;&gt;&lt;br /&gt;&lt;/p&gt;&lt;/td&gt;
-&lt;td style=&quot; vertical-align:top;&quot;&gt;
-&lt;p style=&quot; margin-top:0px; margin-bottom:0px; margin-left:0px; margin-right:0px; -qt-block-indent:0; text-indent:0px;&quot;&gt;&lt;br /&gt;&lt;/p&gt;&lt;/td&gt;
-&lt;td style=&quot; vertical-align:top;&quot;&gt;
-&lt;p style=&quot; margin-top:0px; margin-bottom:0px; margin-left:0px; margin-right:0px; -qt-block-indent:0; text-indent:0px;&quot;&gt;&lt;br /&gt;&lt;/p&gt;&lt;/td&gt;
-&lt;td style=&quot; vertical-align:top;&quot;&gt;
-&lt;p style=&quot; margin-top:0px; margin-bottom:0px; margin-left:0px; margin-right:0px; -qt-block-indent:0; text-indent:0px;&quot;&gt;&lt;br /&gt;&lt;/p&gt;&lt;/td&gt;&lt;/tr&gt;
-&lt;tr&gt;
-&lt;td style=&quot; vertical-align:top;&quot;&gt;
-&lt;p style=&quot; margin-top:0px; margin-bottom:0px; margin-left:0px; margin-right:0px; -qt-block-indent:0; text-indent:0px;&quot;&gt;&lt;br /&gt;&lt;/p&gt;&lt;/td&gt;
-&lt;td style=&quot; vertical-align:top;&quot;&gt;
-&lt;p style=&quot; margin-top:0px; margin-bottom:0px; margin-left:0px; margin-right:0px; -qt-block-indent:0; text-indent:0px;&quot;&gt;&lt;br /&gt;&lt;/p&gt;&lt;/td&gt;
-&lt;td style=&quot; vertical-align:top;&quot;&gt;
-&lt;p style=&quot; margin-top:0px; margin-bottom:0px; margin-left:0px; margin-right:0px; -qt-block-indent:0; text-indent:0px;&quot;&gt;&lt;br /&gt;&lt;/p&gt;&lt;/td&gt;
-&lt;td style=&quot; vertical-align:top;&quot;&gt;
-&lt;p style=&quot; margin-top:0px; margin-bottom:0px; margin-left:0px; margin-right:0px; -qt-block-indent:0; text-indent:0px;&quot;&gt;&lt;br /&gt;&lt;/p&gt;&lt;/td&gt;&lt;/tr&gt;
-&lt;tr&gt;
-&lt;td style=&quot; vertical-align:top;&quot;&gt;
-&lt;p style=&quot; margin-top:0px; margin-bottom:0px; margin-left:0px; margin-right:0px; -qt-block-indent:0; text-indent:0px;&quot;&gt;&lt;br /&gt;&lt;/p&gt;&lt;/td&gt;
-&lt;td style=&quot; vertical-align:top;&quot;&gt;
-&lt;p style=&quot; margin-top:0px; margin-bottom:0px; margin-left:0px; margin-right:0px; -qt-block-indent:0; text-indent:0px;&quot;&gt;&lt;br /&gt;&lt;/p&gt;&lt;/td&gt;
-&lt;td style=&quot; vertical-align:top;&quot;&gt;
-&lt;p style=&quot; margin-top:0px; margin-bottom:0px; margin-left:0px; margin-right:0px; -qt-block-indent:0; text-indent:0px;&quot;&gt;&lt;br /&gt;&lt;/p&gt;&lt;/td&gt;
-&lt;td style=&quot; vertical-align:top;&quot;&gt;
-&lt;p style=&quot; margin-top:0px; margin-bottom:0px; margin-left:0px; margin-right:0px; -qt-block-indent:0; text-indent:0px;&quot;&gt;&lt;br /&gt;&lt;/p&gt;&lt;/td&gt;&lt;/tr&gt;
-&lt;tr&gt;
-&lt;td style=&quot; vertical-align:top;&quot;&gt;
-&lt;p style=&quot; margin-top:0px; margin-bottom:0px; margin-left:0px; margin-right:0px; -qt-block-indent:0; text-indent:0px;&quot;&gt;&lt;br /&gt;&lt;/p&gt;&lt;/td&gt;
-&lt;td style=&quot; vertical-align:top;&quot;&gt;
-&lt;p style=&quot; margin-top:0px; margin-bottom:0px; margin-left:0px; margin-right:0px; -qt-block-indent:0; text-indent:0px;&quot;&gt;&lt;br /&gt;&lt;/p&gt;&lt;/td&gt;
-&lt;td style=&quot; vertical-align:top;&quot;&gt;
-&lt;p style=&quot; margin-top:0px; margin-bottom:0px; margin-left:0px; margin-right:0px; -qt-block-indent:0; text-indent:0px;&quot;&gt;&lt;br /&gt;&lt;/p&gt;&lt;/td&gt;
-&lt;td style=&quot; vertical-align:top;&quot;&gt;
-&lt;p style=&quot; margin-top:0px; margin-bottom:0px; margin-left:0px; margin-right:0px; -qt-block-indent:0; text-indent:0px;&quot;&gt;&lt;br /&gt;&lt;/p&gt;&lt;/td&gt;&lt;/tr&gt;&lt;/table&gt;
-&lt;p style=&quot; margin-top:12px; margin-bottom:12px; margin-left:0px; margin-right:0px; -qt-block-indent:0; text-indent:0px;&quot;&gt;&lt;br /&gt;&lt;/p&gt;
-&lt;p style=&quot; margin-top:12px; margin-bottom:12px; margin-left:0px; margin-right:0px; -qt-block-indent:0; text-indent:0px;&quot;&gt;&lt;br /&gt;&lt;/p&gt;&lt;/body&gt;&lt;/html&gt;</string>
-       </property>
        <property name="source">
         <url>
          <string>file:///Users/roryhill/Projects/Winnow64/Docs/Winnow help.html</string>
```
Left out of the diff: 5 changed lines with no effect on the pictures.
